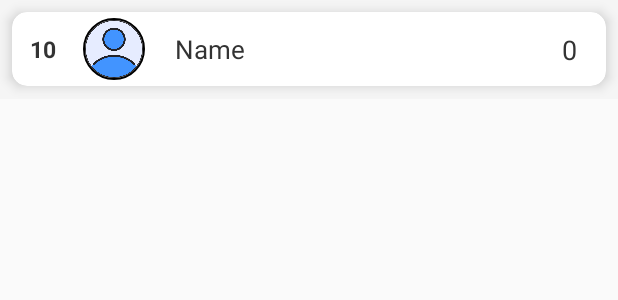
After one commit to aditya6752/Nouzze, an Android app: the layout leader_board_list.xml on its own in the app's theme, with its tools: preview values and no code run, on a phone screen of 412 x 824 dp. The commit adds this screen. Shown: the top 300 px of the screen. Run offline under Robolectric (Android 15) with nearby library versions, the phone set to English and light mode, and no system bars.

Commit message:
LeaderBoard Done

```diff
--- a/app/src/main/java/com/screentimex/nouzze/Activities/MainActivity.kt
+++ b/app/src/main/java/com/screentimex/nouzze/Activities/MainActivity.kt
@@ -138,6 +138,9 @@ class MainActivity : AppCompatActivity() {
             }
             aboutAppButton.setOnClickListener {
                 showCustomDialog()
+            }
+            leaderboard.setOnClickListener {
+                startActivity(Intent(this@MainActivity, LeaderBoard::class.java))
             }
             navDraawerHeaderInclude.logOutButton.setOnClickListener {
                 signOut()
--- /dev/null
+++ b/app/src/main/res/layout/leader_board_list.xml
@@ -0,0 +1,88 @@
+<?xml version="1.0" encoding="utf-8"?>
+<LinearLayout xmlns:android="http://schemas.android.com/apk/res/android"
+    xmlns:tools="http://schemas.android.com/tools"
+    android:layout_width="match_parent"
+    android:layout_height="wrap_content"
+    xmlns:app="http://schemas.android.com/apk/res-auto"
+    android:orientation="vertical"
+    android:background="@color/background"
+    android:id="@+id/listItemLayout">
+
+    <androidx.cardview.widget.CardView
+        android:layout_width="match_parent"
+        android:layout_height="wrap_content"
+        app:cardCornerRadius="10dp"
+        app:cardElevation="5dp"
+        android:backgroundTint="@color/cardViewBackground"
+        android:layout_margin="8dp"
+        >
+
+        <androidx.constraintlayout.widget.ConstraintLayout
+            android:layout_width="match_parent"
+            android:layout_height="wrap_content"
+            android:padding="4dp"
+            >
+
+            <TextView
+                android:id="@+id/userRank"
+                android:layout_width="20dp"
+                android:layout_height="match_parent"
+                android:textSize="15sp"
+                tools:text="10"
+                android:layout_marginStart="8dp"
+                app:layout_constraintStart_toStartOf="parent"
+                app:layout_constraintTop_toTopOf="parent"
+                app:layout_constraintBottom_toBottomOf="parent"
+                android:textColor="@color/textColor"
+                android:textStyle="bold"
+                />
+
+            <de.hdodenhof.circleimageview.CircleImageView
+                android:id="@+id/userImage"
+                android:layout_width="@dimen/leader_board_image"
+                android:layout_height="@dimen/leader_board_image"
+                app:civ_border_width="@dimen/nav_image_circular_border_width"
+                android:src="@drawable/ic_user_holder"
+                android:layout_gravity="center_horizontal"
+                android:layout_marginStart="15dp"
+                tools:src="@drawable/ic_user_holder"
+                android:contentDescription="@string/image_contentDescription"
+                app:layout_constraintBottom_toBottomOf="parent"
+                app:layout_constraintStart_toEndOf="@id/userRank"
+                app:layout_constraintTop_toTopOf="parent"
+                />
+
+            <TextView
+                android:id="@+id/userName"
+                android:layout_width="wrap_content"
+                android:layout_height="match_parent"
+                android:layout_marginStart="20dp"
+                android:textColor="@color/textColor"
+                android:textSize="17sp"
+                app:layout_constraintBottom_toBottomOf="parent"
+                app:layout_constraintStart_toEndOf="@id/userImage"
+                app:layout_constraintTop_toTopOf="parent"
+                tools:text="Name" />
+
+            <TextView
+                android:id="@+id/userPoints"
+                android:layout_width="wrap_content"
+                android:layout_height="match_parent"
+                android:text="0"
+                android:textColor="@color/textColor"
+                android:textSize="18sp"
+                android:layout_marginEnd="15dp"
+                app:layout_constraintEnd_toEndOf="parent"
+                app:layout_constraintTop_toTopOf="parent"
+                app:layout_constraintBottom_toBottomOf="parent"
+                />
+        </androidx.constraintlayout.widget.ConstraintLayout>
+
+    </androidx.cardview.widget.CardView>
+
+    <View
+        android:layout_width="match_parent"
+        android:layout_height="0.8dp"
+        />
+
+</LinearLayout>
--- a/app/src/main/res/values/dimens.xml
+++ b/app/src/main/res/values/dimens.xml
@@ -17,4 +17,5 @@
     <dimen name="nav_content_margin_StartEnd">16dp</dimen>
     <dimen name="nav_content_margin_top">5dp</dimen>
     <dimen name="nav_content_margin_bottom">10dp</dimen>
+    <dimen name="leader_board_image">41dp</dimen>
 </resources>
```
Also changed, not shown: app/src/main/AndroidManifest.xml (+9 -3 lines), app/src/main/java/com/screentimex/nouzze/Activities/LeaderBoard.kt (added, +57 -0 lines), app/src/main/java/com/screentimex/nouzze/Adapters/LeaderBoardAdapter.kt (added, +56 -0 lines), app/src/main/java/com/screentimex/nouzze/Firebase/FireStoreClass.kt (+24 -0 lines), app/src/main/java/com/screentimex/nouzze/models/LeaderBoardDetails.kt (added, +8 -0 lines), app/src/main/res/layout/activity_drawer.xml (+7 -0 lines), app/src/main/res/layout/activity_leader_board.xml (added, +44 -0 lines).
